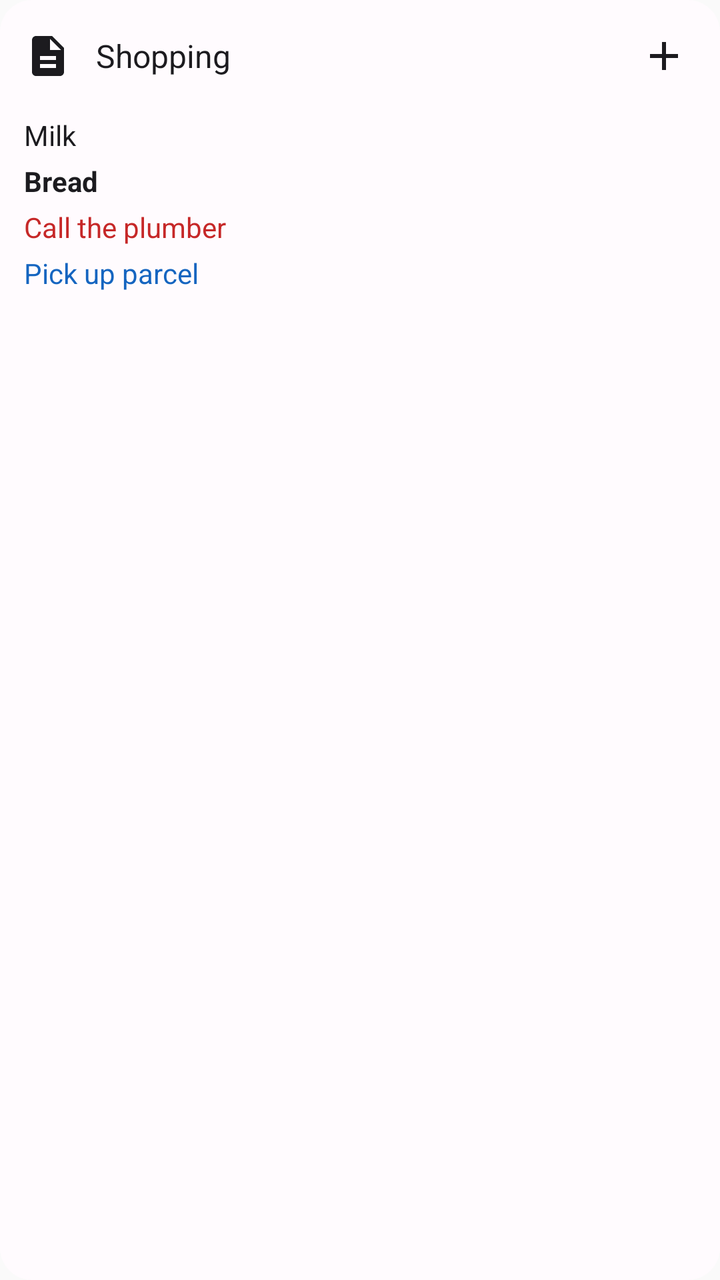
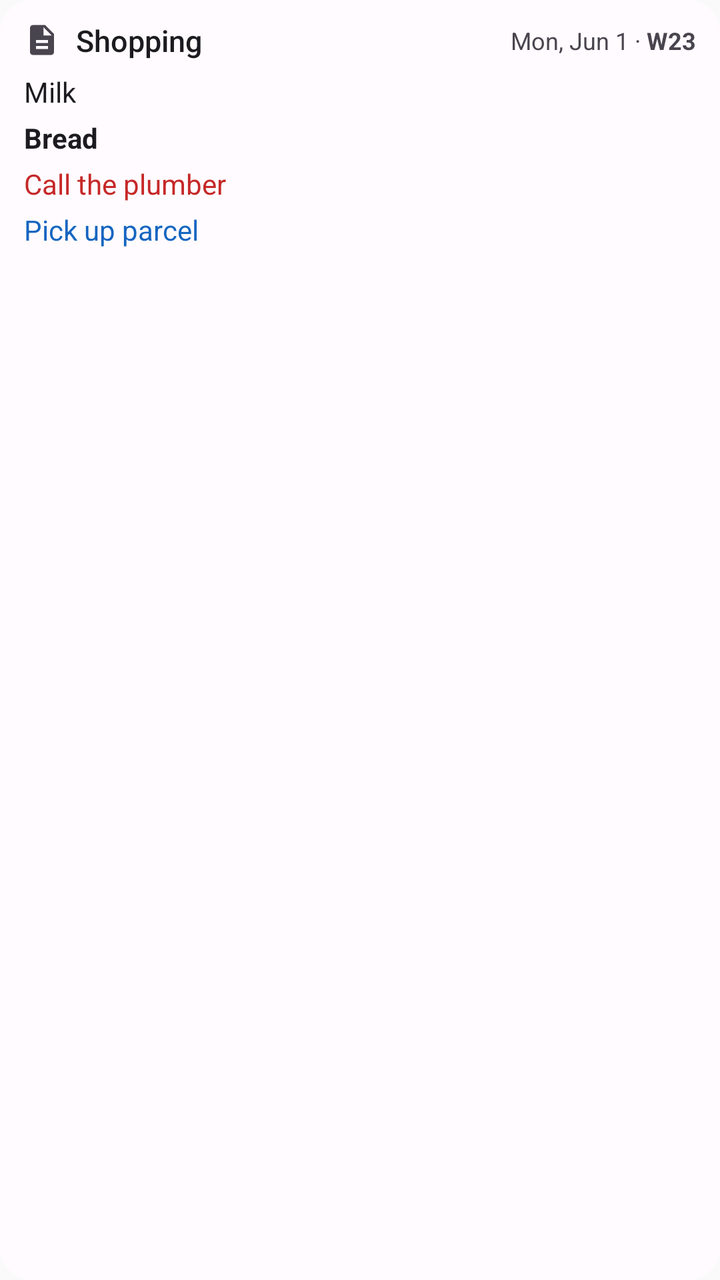

The first picture is an Android layout as it rendered before a commit; the second is the same layout after the commit. The layout source and the unified diff follow.
<!-- AndroidManifest.xml: application theme Theme.SimpNotes -->
<!-- res/layout/widget_preview.xml -->
<?xml version="1.0" encoding="utf-8"?>
<LinearLayout xmlns:android="http://schemas.android.com/apk/res/android"
    android:layout_width="match_parent"
    android:layout_height="match_parent"
    android:background="@drawable/widget_background"
    android:orientation="vertical"
    android:paddingStart="12dp"
    android:paddingEnd="12dp"
    android:paddingBottom="12dp">

    <LinearLayout
        android:layout_width="match_parent"
        android:layout_height="56dp"
        android:gravity="center_vertical"
        android:orientation="horizontal">

        <ImageView
            android:layout_width="24dp"
            android:layout_height="24dp"
            android:importantForAccessibility="no"
            android:src="@drawable/ic_widget_note"
            android:tint="@color/widget_text" />

        <TextView
            android:layout_width="0dp"
            android:layout_height="wrap_content"
            android:layout_marginStart="12dp"
            android:layout_weight="1"
            android:text="@string/widget_preview_title"
            android:textColor="@color/widget_text"
            android:textSize="16sp" />

        <ImageView
            android:layout_width="32dp"
            android:layout_height="32dp"
            android:importantForAccessibility="no"
            android:padding="4dp"
            android:src="@drawable/ic_widget_add"
            android:tint="@color/widget_text" />
    </LinearLayout>

    <TextView
        style="@style/WidgetPreviewLine"
        android:text="@string/widget_preview_line_1" />

    <TextView
        style="@style/WidgetPreviewLine"
        android:text="@string/widget_preview_line_2"
        android:textStyle="bold" />

    <TextView
        style="@style/WidgetPreviewLine"
        android:text="@string/widget_preview_line_3"
        android:textColor="@color/widget_red" />

    <TextView
        style="@style/WidgetPreviewLine"
        android:text="@string/widget_preview_line_4"
        android:textColor="@color/widget_blue" />
</LinearLayout>
<!-- resources referenced by this layout -->
<resources>
  <color name="widget_blue">#FF1565C0</color>
  <color name="widget_red">#FFC62828</color>
  <color name="widget_text">#FF1C1B1F</color>
  <!-- drawable ic_widget_add (drawable) -->
  <?xml version="1.0" encoding="utf-8"?>
  <vector xmlns:android="http://schemas.android.com/apk/res/android"
      android:width="24dp"
      android:height="24dp"
      android:viewportWidth="24"
      android:viewportHeight="24">
      <path
          android:fillColor="#FF000000"
          android:pathData="M19,13h-6v6h-2v-6H5v-2h6V5h2v6h6v2z" />
  </vector>
  <!-- drawable ic_widget_note (drawable) -->
  <?xml version="1.0" encoding="utf-8"?>
  <vector xmlns:android="http://schemas.android.com/apk/res/android"
      android:width="24dp"
      android:height="24dp"
      android:viewportWidth="24"
      android:viewportHeight="24">
      <path
          android:fillColor="#FF000000"
          android:pathData="M14,2H6c-1.1,0 -1.99,0.9 -1.99,2L4,20c0,1.1 0.89,2 1.99,2H18c1.1,0 2,-0.9 2,-2V8l-6,-6zM16,18H8v-2h8v2zM16,14H8v-2h8v2zM13,9V3.5L18.5,9H13z" />
  </vector>
  <!-- drawable widget_background (drawable) -->
  <?xml version="1.0" encoding="utf-8"?>
  <shape xmlns:android="http://schemas.android.com/apk/res/android"
      android:shape="rectangle">
      <solid android:color="@color/widget_surface" />
      <corners android:radius="16dp" />
  </shape>
  <string name="widget_preview_line_1">Milk</string>
  <string name="widget_preview_line_2">Bread</string>
  <string name="widget_preview_line_3">Call the plumber</string>
  <string name="widget_preview_line_4">Pick up parcel</string>
  <string name="widget_preview_title">Shopping</string>
  <style name="WidgetPreviewLine">
          <item name="android:layout_width">match_parent</item>
          <item name="android:layout_height">wrap_content</item>
          <item name="android:paddingTop">2dp</item>
          <item name="android:paddingBottom">2dp</item>
          <item name="android:textColor">@color/widget_text</item>
          <item name="android:textSize">14sp</item>
      </style>
  <style name="Theme.SimpNotes" parent="android:Theme.Material.Light.NoActionBar" />
  <color name="widget_surface">#FFFFFBFE</color>
</resources>

<!-- the commit's change to res/layout/widget_preview.xml (unified diff, before → after) -->
@@ -10,33 +10,38 @@
 
     <LinearLayout
         android:layout_width="match_parent"
-        android:layout_height="56dp"
+        android:layout_height="wrap_content"
         android:gravity="center_vertical"
-        android:orientation="horizontal">
+        android:orientation="horizontal"
+        android:paddingTop="10dp"
+        android:paddingBottom="4dp">
 
         <ImageView
-            android:layout_width="24dp"
-            android:layout_height="24dp"
+            android:layout_width="18dp"
+            android:layout_height="18dp"
             android:importantForAccessibility="no"
             android:src="@drawable/ic_widget_note"
-            android:tint="@color/widget_text" />
+            android:tint="@color/widget_muted" />
 
         <TextView
             android:layout_width="0dp"
             android:layout_height="wrap_content"
-            android:layout_marginStart="12dp"
+            android:layout_marginStart="8dp"
             android:layout_weight="1"
+            android:fontFamily="sans-serif-medium"
+            android:maxLines="1"
             android:text="@string/widget_preview_title"
             android:textColor="@color/widget_text"
-            android:textSize="16sp" />
+            android:textSize="15sp" />
 
-        <ImageView
-            android:layout_width="32dp"
-            android:layout_height="32dp"
-            android:importantForAccessibility="no"
-            android:padding="4dp"
-            android:src="@drawable/ic_widget_add"
-            android:tint="@color/widget_text" />
+        <TextView
+            android:layout_width="wrap_content"
+            android:layout_height="wrap_content"
+            android:layout_marginStart="8dp"
+            android:maxLines="1"
+            android:text="@string/widget_preview_date"
+            android:textColor="@color/widget_muted"
+            android:textSize="12sp" />
     </LinearLayout>
 
     <TextView
<!-- resource entries referenced after the edit -->
@@ -1,19 +1,9 @@
 <!-- resources referenced by this layout -->
 <resources>
   <color name="widget_blue">#FF1565C0</color>
+  <color name="widget_muted">#FF49454F</color>
   <color name="widget_red">#FFC62828</color>
   <color name="widget_text">#FF1C1B1F</color>
-  <!-- drawable ic_widget_add (drawable) -->
-  <?xml version="1.0" encoding="utf-8"?>
-  <vector xmlns:android="http://schemas.android.com/apk/res/android"
-      android:width="24dp"
-      android:height="24dp"
-      android:viewportWidth="24"
-      android:viewportHeight="24">
-      <path
-          android:fillColor="#FF000000"
-          android:pathData="M19,13h-6v6h-2v-6H5v-2h6V5h2v6h6v2z" />
-  </vector>
   <!-- drawable ic_widget_note (drawable) -->
   <?xml version="1.0" encoding="utf-8"?>
   <vector xmlns:android="http://schemas.android.com/apk/res/android"
@@ -32,6 +22,7 @@
       <solid android:color="@color/widget_surface" />
       <corners android:radius="16dp" />
   </shape>
+  <string name="widget_preview_date">Mon, Jun 1 · <b>W23</b></string>
   <string name="widget_preview_line_1">Milk</string>
   <string name="widget_preview_line_2">Bread</string>
   <string name="widget_preview_line_3">Call the plumber</string>
